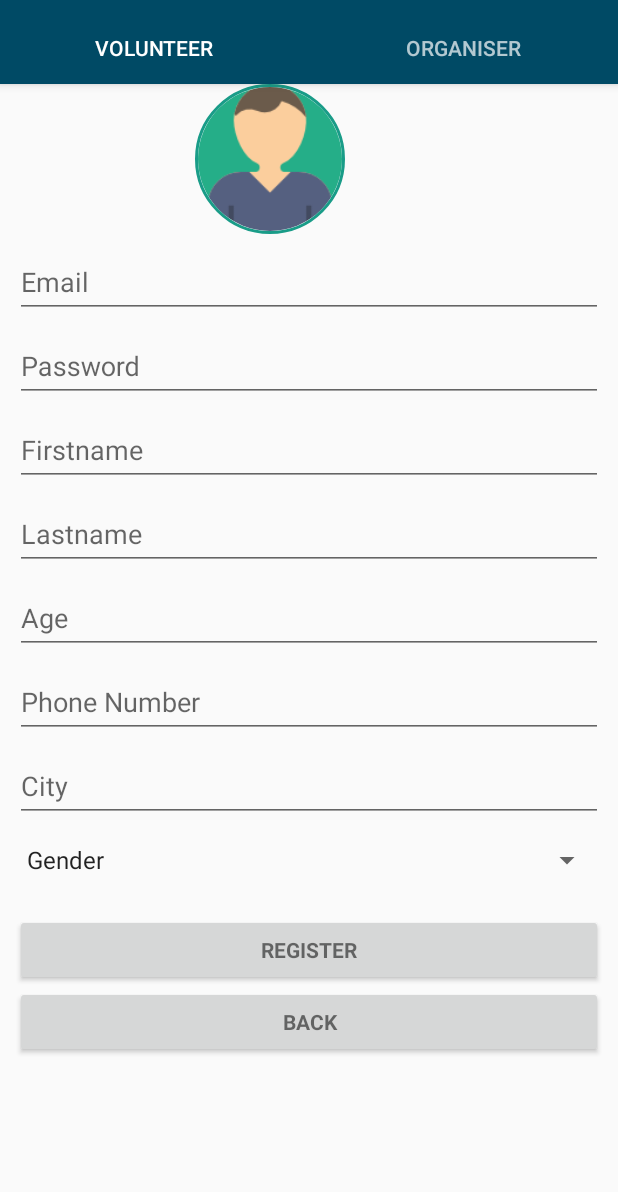
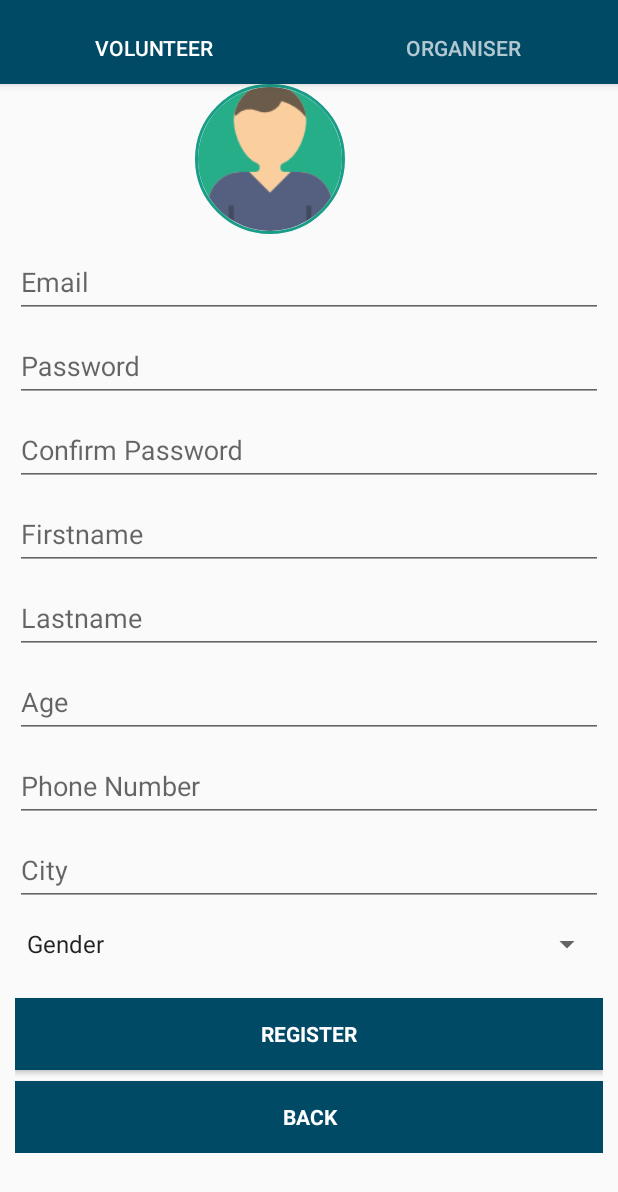
Before and after one commit to PopPaulTudor/VolteemV1.0, an Android app: the VolunteerRegisterFragment screen opened directly, with no data from a screen before it, on a phone screen of 412 x 824 dp. Shown: the top 1192 px of the screen. Run offline under Robolectric (Android 15) with nearby library versions, the phone set to English and light mode, and no system bars; our stand-ins replace CircleImageView, Firebase (no records; nobody signed in at launch, a user with empty details on screens opened directly), Picasso; libraries missing offline, so code that uses them is left out: com.crashlytics.android.

Commit message:
Design changes.

```diff
--- a/VolunteerApp/app/src/main/java/com/volunteer/thc/volunteerapp/presentation/SettingsFragment.java
+++ b/VolunteerApp/app/src/main/java/com/volunteer/thc/volunteerapp/presentation/SettingsFragment.java
@@ -44,7 +44,7 @@ import de.cketti.library.changelog.ChangeLog;
 public class SettingsFragment extends Fragment {
 
     private FirebaseUser user = FirebaseAuth.getInstance().getCurrentUser();
-    private EditText mPassword, mOldPassword, mNewPassword;
+    private EditText mPassword, mOldPassword, mNewPassword,mNewPasswordAgain;
     private SwitchCompat notificationsSwitch;
     private DatabaseReference mDatabase = FirebaseDatabase.getInstance().getReference();
     private SharedPreferences prefs;
@@ -104,6 +104,7 @@ public class SettingsFragment extends Fragment {
 
                 mOldPassword = (EditText) parentView.findViewById(R.id.oldPassword);
                 mNewPassword = (EditText) parentView.findViewById(R.id.newPassword);
+                mNewPasswordAgain=(EditText) parentView.findViewById(R.id.newPasswordAgain) ;
 
                 parentView.findViewById(R.id.change_password).setOnClickListener(new View.OnClickListener() {
                     @Override
@@ -111,7 +112,7 @@ public class SettingsFragment extends Fragment {
 
                         String old_password = mOldPassword.getText().toString();
                         final String new_password = mNewPassword.getText().toString();
-                        if (!TextUtils.isEmpty(old_password) && valid(new_password)) {
+                        if (!TextUtils.isEmpty(old_password) && valid(new_password)&&mNewPassword.equals(mNewPasswordAgain)) {
                             Toast.makeText(getActivity(), "Changing password...", Toast.LENGTH_SHORT).show();
                             AuthCredential credential = EmailAuthProvider.getCredential(user.getEmail(), old_password);
                             user.reauthenticate(credential)
--- /dev/null
+++ b/VolunteerApp/app/src/main/res/drawable/ic_watch.xml
@@ -0,0 +1,6 @@
+<vector android:height="24dp" android:viewportHeight="60.0"
+    android:viewportWidth="60.0" android:width="24dp" xmlns:android="http://schemas.android.com/apk/res/android">
+    <path android:fillColor="@color/colorAccent" android:pathData="M30,29m-29,0a29,29 0,1 1,58 0a29,29 0,1 1,-58 0"/>
+    <path android:fillColor="#A1C8EC" android:pathData="M30,60C13.46,60 0,46.54 0,30c0,-7.99 3.11,-15.51 8.75,-21.18c0.78,-0.79 2.05,-0.79 2.83,-0.01c0.78,0.78 0.79,2.05 0.01,2.83C6.69,16.56 4,23.07 4,30c0,14.34 11.66,26 26,26s26,-11.66 26,-26C56,16.34 45.4,5.1 32,4.08v10.76c0,1.1 -0.9,2 -2,2s-2,-0.9 -2,-2V2c0,-1.1 0.9,-2 2,-2c16.54,0 30,13.46 30,30S46.54,60 30,60z"/>
+    <path android:fillColor="#A1C8EC" android:pathData="M20,20.12L20,20.12l12.94,9.36c1.27,0.93 1.42,2.77 0.31,3.89l0,0c-1.11,1.11 -2.96,0.97 -3.89,-0.31L20,20.12z"/>
+</vector>
--- a/VolunteerApp/app/src/main/res/layout/activity_create_event.xml
+++ b/VolunteerApp/app/src/main/res/layout/activity_create_event.xml
@@ -134,14 +134,20 @@
                     android:layout_width="match_parent"
                     android:layout_height="match_parent"
                     android:text="SAVE"
+                    android:layout_margin="5dp"
+                    android:background="@color/colorPrimary"
+                    android:textColor="@color/white"
                     android:textStyle="bold" />
 
                 <Button
                     android:id="@+id/cancel_event"
                     style="?android:textAppearanceSmall"
                     android:layout_width="match_parent"
+                    android:background="@color/colorPrimary"
                     android:layout_height="match_parent"
                     android:text="CANCEL"
+                    android:layout_margin="5dp"
+                    android:textColor="@color/white"
                     android:textStyle="bold" />
 
             </LinearLayout>
--- a/VolunteerApp/app/src/main/res/layout/activity_volunteer_single_event.xml
+++ b/VolunteerApp/app/src/main/res/layout/activity_volunteer_single_event.xml
@@ -231,6 +231,8 @@
                 android:layout_below="@+id/card_location"
                 android:background="@drawable/button_shape_second"
                 android:gravity="center"
+                android:layout_marginRight="10dp"
+                android:layout_marginLeft="10dp"
                 android:text="LEAVE EVENT"
                 android:textColor="@android:color/holo_red_dark"
                 android:textSize="@dimen/login_page_text_size_big"
@@ -247,4 +249,7 @@
         android:visibility="gone"
         app:layout_anchor="@id/app_bar_layout"
         app:layout_anchorGravity="bottom|right|end" />
+
+
+
 </android.support.design.widget.CoordinatorLayout>
--- a/VolunteerApp/app/src/main/res/layout/delete_account_bottom_sheet_design.xml
+++ b/VolunteerApp/app/src/main/res/layout/delete_account_bottom_sheet_design.xml
@@ -15,6 +15,8 @@
             android:layout_width="match_parent"
             android:layout_height="wrap_content"
             android:text="DELETE ACCOUNT"
+            android:background="@color/colorPrimary"
+            android:textColor="@color/white"
             style="?android:textAppearanceSmall"
             android:textStyle="bold"/>
 
--- a/VolunteerApp/app/src/main/res/layout/fragment_settings.xml
+++ b/VolunteerApp/app/src/main/res/layout/fragment_settings.xml
@@ -105,9 +105,9 @@
 		android:layout_above="@+id/text_settings"
 		android:layout_alignParentStart="true"
 		android:layout_marginBottom="15dp"
-		android:backgroundTint="@color/tint_delete_account"
+		android:background="@android:color/transparent"
+		android:textColor="@color/red"
 		android:text="@string/delete_account"
-		android:textColor="@color/red"
 		android:textSize="20sp"/>
 
 	<TextView
--- a/VolunteerApp/app/src/main/res/layout/fragment_volunteerregister.xml
+++ b/VolunteerApp/app/src/main/res/layout/fragment_volunteerregister.xml
@@ -53,6 +53,25 @@
                     android:layout_width="match_parent"
                     android:layout_height="wrap_content"
                     android:hint="Password"
+                    android:imeActionId="@+id/login"
+                    android:imeOptions="actionUnspecified"
+                    android:inputType="textPassword"
+                    android:maxLines="1"
+                    android:singleLine="true" />
+
+            </android.support.design.widget.TextInputLayout>
+
+
+
+            <android.support.design.widget.TextInputLayout
+                android:layout_width="match_parent"
+                android:layout_height="wrap_content">
+
+                <EditText
+                    android:id="@+id/passwordConfirm"
+                    android:layout_width="match_parent"
+                    android:layout_height="wrap_content"
+                    android:hint="Confirm Password"
                     android:imeActionId="@+id/login"
                     android:imeOptions="actionUnspecified"
                     android:inputType="textPassword"
@@ -139,7 +158,7 @@
                 android:layout_width="match_parent"
                 android:layout_height="40dp"
                 android:layout_marginTop="5dp"
-                android:prompt="@string/spinner_title"> </Spinner>
+                android:prompt="@string/spinner_title" />
 
             <Button
                 android:id="@+id/register_user"
@@ -147,7 +166,9 @@
                 android:layout_width="match_parent"
                 android:layout_height="wrap_content"
                 android:layout_marginTop="16sp"
+                android:background="@color/colorAccent"
                 android:text="REGISTER"
+                android:textColor="@color/white"
                 android:textStyle="bold" />
 
             <Button
@@ -155,7 +176,10 @@
                 style="?android:textAppearanceSmall"
                 android:layout_width="match_parent"
                 android:layout_height="wrap_content"
+                android:layout_marginTop="7dp"
+                android:background="@color/colorAccent"
                 android:text="BACK"
+                android:textColor="@color/white"
                 android:textStyle="bold" />
 
         </LinearLayout>
--- a/VolunteerApp/app/src/main/res/layout/reset_password_bottom_sheet_design.xml
+++ b/VolunteerApp/app/src/main/res/layout/reset_password_bottom_sheet_design.xml
@@ -17,6 +17,8 @@
             android:layout_height="wrap_content"
             android:text="RESET PASSWORD"
             style="?android:textAppearanceSmall"
+            android:background="@color/colorAccent"
+            android:textColor="@color/white"
             android:textStyle="bold"/>
 
         <EditText
```
Also changed, not shown: VolunteerApp/app/src/main/java/com/volunteer/thc/volunteerapp/adaptor/EventVolunteersAdapter.java (+9 -0 lines), VolunteerApp/app/src/main/java/com/volunteer/thc/volunteerapp/adaptor/OrgEventsAdaptor.java (+46 -2 lines), VolunteerApp/app/src/main/java/com/volunteer/thc/volunteerapp/presentation/organiser/OrganiserRegisterFragment.java (+16 -2 lines), VolunteerApp/app/src/main/java/com/volunteer/thc/volunteerapp/presentation/volunteer/VolunteerRegisterFragment.java (+18 -2 lines), VolunteerApp/app/src/main/java/com/volunteer/thc/volunteerapp/presentation/volunteer/VolunteerSingleEventActivity.java (+5 -7 lines), VolunteerApp/app/src/main/res/layout/card_element.xml (+12 -0 lines), VolunteerApp/app/src/main/res/layout/change_password_bottom_sheet_design.xml (+25 -1 lines), VolunteerApp/app/src/main/res/layout/event_register_bottom_sheet_design.xml (+12 -5 lines), VolunteerApp/app/src/main/res/layout/fragment_organiserregister.xml (+25 -0 lines), VolunteerApp/app/src/main/res/layout/volunteer_element.xml (+6 -2 lines).
